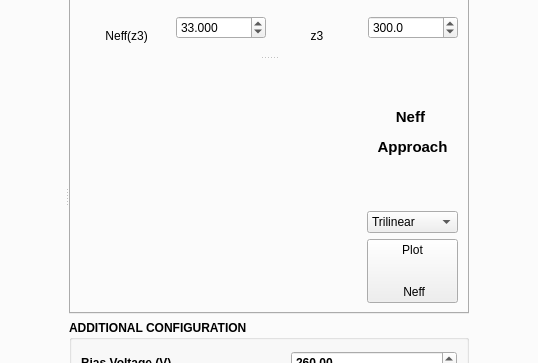
Above: src/mainWindow.ui from IFCA-HEP/TRACS before the change; both pictures show x 455 to 993 and y 230 to 593 of the 1246 by 850 pixel window. Below: the same form after it.
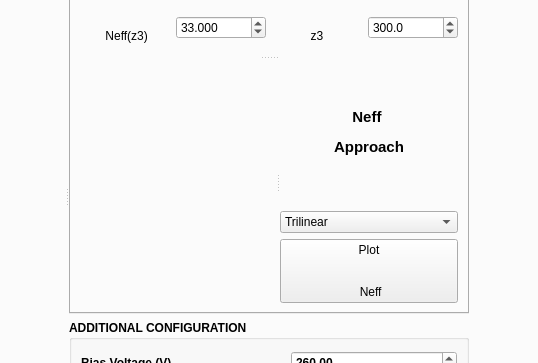
That is the form after the change. The open tabs and pages were chosen to show the change. Custom widgets are drawn as their Qt base class.

Commit message: Added sliders to CNVT

Patch:
```diff
--- a/src/mainWindow.ui
+++ b/src/mainWindow.ui
@@ -417,7 +417,7 @@
                  </widget>
                 </item>
                 <item row="1" column="0">
-                 <widget class="QSplitter" name="splitter">
+                 <widget class="QSplitter" name="splitter_10">
                   <property name="orientation">
                    <enum>Qt::Vertical</enum>
                   </property>
@@ -651,9 +651,10 @@
                     </item>
                    </layout>
                   </widget>
-                  <widget class="QWidget" name="layoutWidget">
-                   <layout class="QGridLayout" name="gridLayout_25">
-                    <item row="0" column="0" rowspan="2">
+                  <widget class="QSplitter" name="splitter">
+                   <property name="orientation">
+                    <enum>Qt::Horizontal</enum>
+                   </property>
                      <widget class="QCustomPlot" name="neff_map" native="true">
                       <property name="sizePolicy">
                        <sizepolicy hsizetype="Expanding" vsizetype="Expanding">
@@ -662,8 +663,9 @@
                        </sizepolicy>
                       </property>
                      </widget>
-                    </item>
-                    <item row="0" column="1">
+                   <widget class="QWidget" name="">
+                    <layout class="QVBoxLayout" name="verticalLayout_20">
+                     <item>
                      <layout class="QVBoxLayout" name="verticalLayout_14">
                       <item>
                        <widget class="QLabel" name="trappingTime_label_10">
@@ -709,7 +711,7 @@
                       </item>
                      </layout>
                     </item>
-                    <item row="1" column="1">
+                     <item>
                      <widget class="QPushButton" name="plot_neff_button">
                       <property name="layoutDirection">
                        <enum>Qt::LeftToRight</enum>
@@ -723,6 +725,7 @@
                      </widget>
                     </item>
                    </layout>
+                   </widget>
                   </widget>
                  </widget>
                 </item>
```
Left out of the diff: 4 changed lines with no effect on the pictures. Lines whose indentation alone changed are shown as unchanged.
